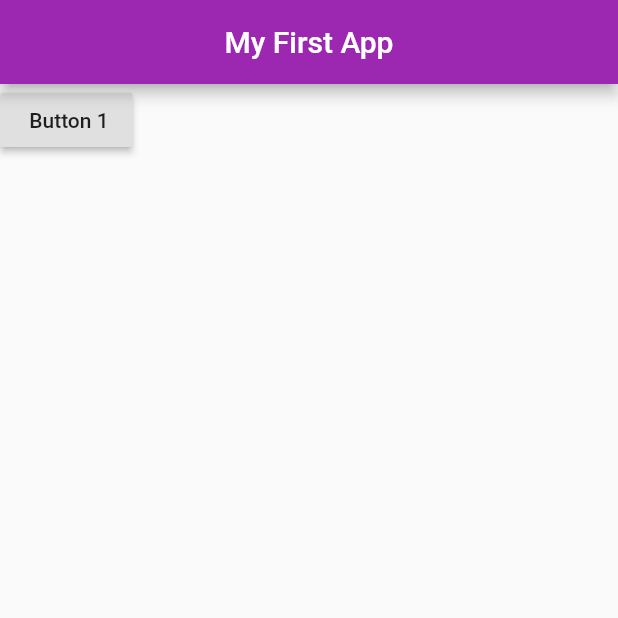
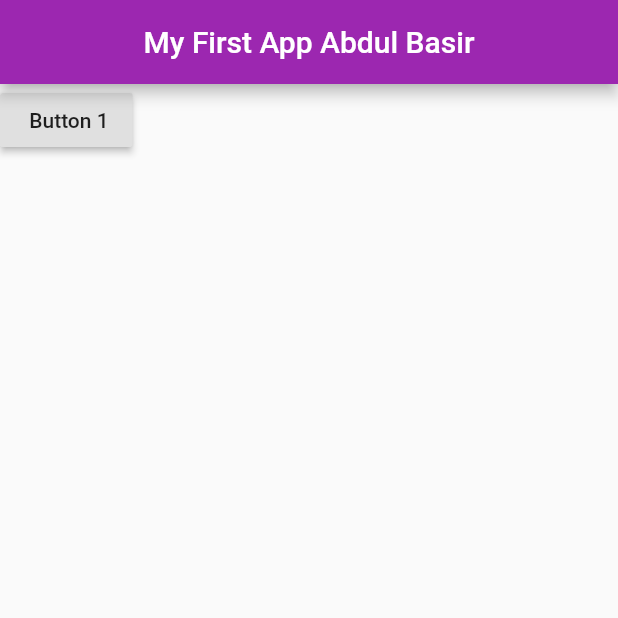
Before and after one commit to abdulbasir1234/flutter_practice, a Flutter app: the screen it shows after launch, on a phone screen of 412 x 824 dp, the top half of it. Run offline on Flutter 3.47's test engine with Material 2 defaults, Android fonts, the phone set to English and light mode, and no system bars.

Commit message:
2nd commit

```diff
--- a/lib/main.dart
+++ b/lib/main.dart
@@ -31,7 +31,7 @@ class _MyHomePageState extends State<MyHomePage> {
       appBar: AppBar(
         backgroundColor: Colors.purple,
         centerTitle: true,
-        title: Text('My First App'),
+        title: Text('My First App Abdul Basir'),
       ),
       body: Column(
         children: [
```
